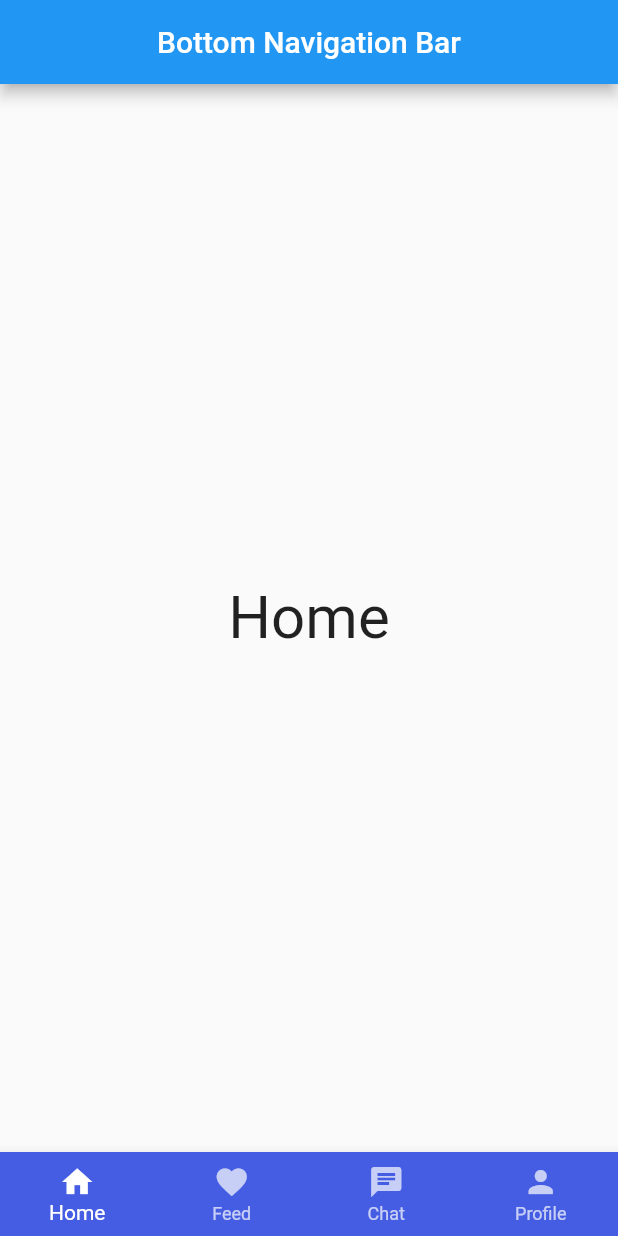
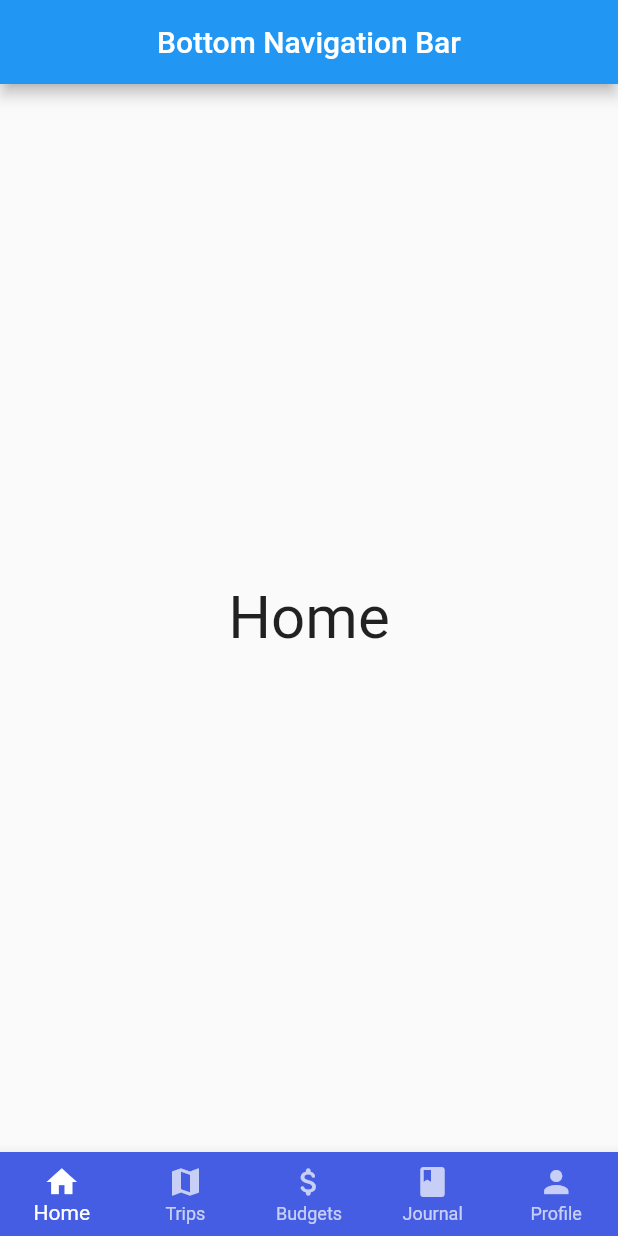
Before and after one commit to 10035/flutter-app-01, a Flutter app: the screen it shows after launch, on a phone screen of 412 x 824 dp. Run offline on Flutter 3.47's test engine with Material 2 defaults, Android fonts, the phone set to English and light mode, and no system bars.

Commit message:
change bottom navbar labels

```diff
--- a/lib/main.dart
+++ b/lib/main.dart
@@ -28,8 +28,9 @@ class _MainPageState extends State<MainPage> {
   int currentIndex = 0;
   final screens = [
     Center(child: Text('Home', style: TextStyle(fontSize: 40))),
-    Center(child: Text('Feed', style: TextStyle(fontSize: 40))),
-    Center(child: Text('Chat', style: TextStyle(fontSize: 40))),
+    Center(child: Text('Trips', style: TextStyle(fontSize: 40))),
+    Center(child: Text('Budgets', style: TextStyle(fontSize: 40))),
+    Center(child: Text('Journal', style: TextStyle(fontSize: 40))),
     Center(child: Text('Profile', style: TextStyle(fontSize: 40))),
   ];
 
@@ -56,13 +57,18 @@ class _MainPageState extends State<MainPage> {
             backgroundColor: Colors.blue,
           ),
           BottomNavigationBarItem(
-            icon: Icon(Icons.favorite),
-            label: 'Feed',
+            icon: Icon(Icons.map),
+            label: 'Trips',
             backgroundColor: Colors.blue,
           ),
           BottomNavigationBarItem(
-            icon: Icon(Icons.chat),
-            label: 'Chat',
+            icon: Icon(Icons.attach_money_rounded),
+            label: 'Budgets',
+            backgroundColor: Colors.blue,
+          ),
+          BottomNavigationBarItem(
+            icon: Icon(Icons.book),
+            label: 'Journal',
             backgroundColor: Colors.blue,
           ),
           BottomNavigationBarItem(
```
